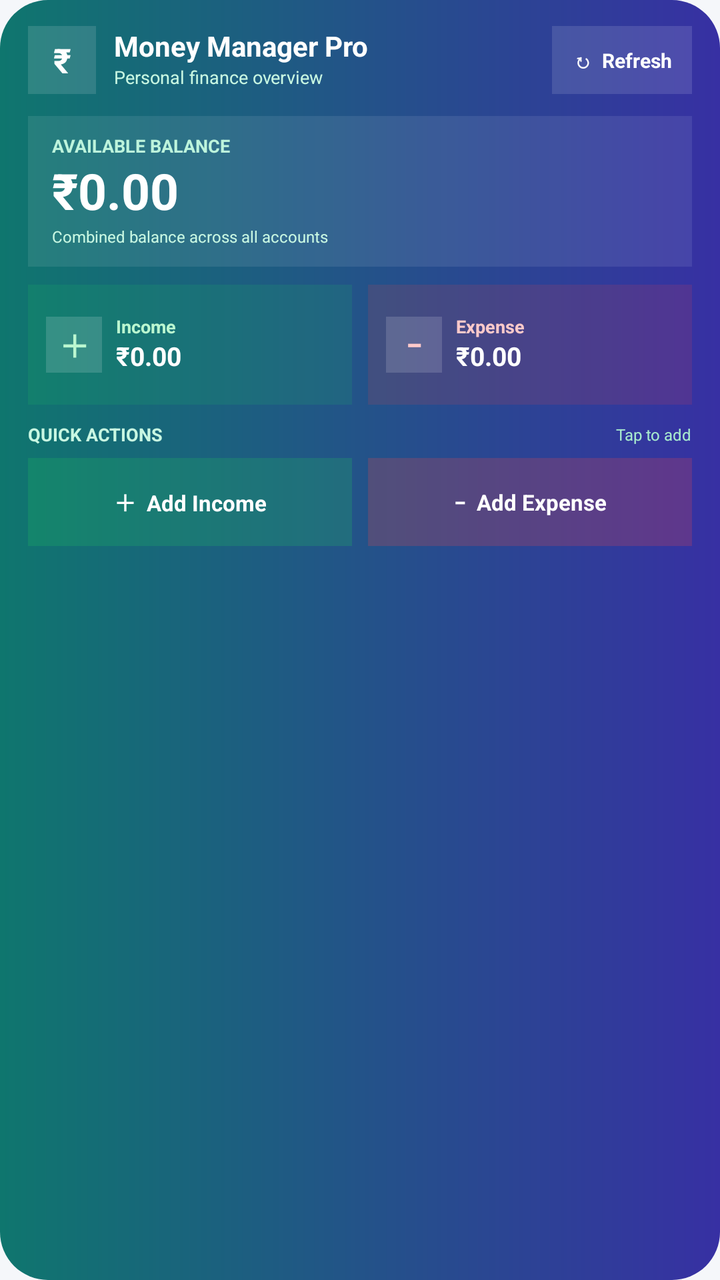
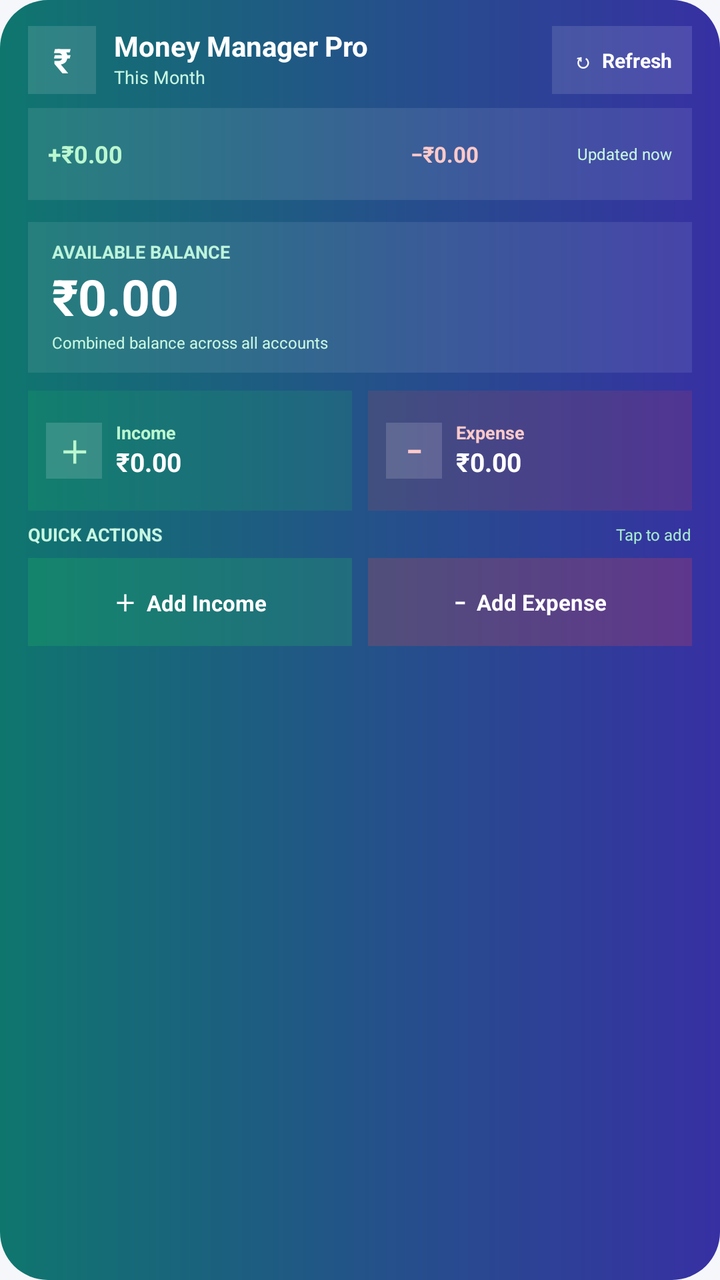

Screens rendered from an Android XML layout before and after an edit, with the pre-edit source and the edit as a unified diff.
<!-- AndroidManifest.xml: application theme Theme.MoneyManagerPro -->
<!-- res/layout/widget_finance.xml -->
<?xml version="1.0" encoding="utf-8"?>
<LinearLayout
    xmlns:android="http://schemas.android.com/apk/res/android"
    android:id="@+id/widgetRoot"
    android:layout_width="match_parent"
    android:layout_height="match_parent"
    android:background="@drawable/widget_background"
    android:orientation="vertical"
    android:paddingStart="14dp"
    android:paddingTop="13dp"
    android:paddingEnd="14dp"
    android:paddingBottom="13dp">

    

    <LinearLayout
        android:layout_width="match_parent"
        android:layout_height="wrap_content"
        android:gravity="center_vertical"
        android:orientation="horizontal">

        <TextView
            android:layout_width="34dp"
            android:layout_height="34dp"
            android:background="#20FFFFFF"
            android:gravity="center"
            android:text="₹"
            android:textColor="#FFFFFF"
            android:textSize="17sp"
            android:textStyle="bold" />

        <LinearLayout
            android:layout_width="0dp"
            android:layout_height="wrap_content"
            android:layout_marginStart="9dp"
            android:layout_weight="1"
            android:orientation="vertical">

            <TextView
                android:layout_width="match_parent"
                android:layout_height="wrap_content"
                android:includeFontPadding="false"
                android:text="Money Manager Pro"
                android:textColor="#FFFFFF"
                android:textSize="14sp"
                android:textStyle="bold" />

            <TextView
                android:layout_width="match_parent"
                android:layout_height="wrap_content"
                android:layout_marginTop="2dp"
                android:includeFontPadding="false"
                android:text="Personal finance overview"
                android:textColor="#C8F7E2"
                android:textSize="9sp" />

        </LinearLayout>

        <TextView
            android:id="@+id/widgetRefresh"
            android:layout_width="wrap_content"
            android:layout_height="34dp"
            android:background="#1FFFFFFF"
            android:gravity="center"
            android:minWidth="70dp"
            android:paddingStart="9dp"
            android:paddingEnd="9dp"
            android:text="↻  Refresh"
            android:textColor="#FFFFFF"
            android:textSize="10sp"
            android:textStyle="bold" />

    </LinearLayout>

    

    <LinearLayout
        android:layout_width="match_parent"
        android:layout_height="wrap_content"
        android:layout_marginTop="11dp"
        android:background="#16FFFFFF"
        android:orientation="vertical"
        android:paddingStart="12dp"
        android:paddingTop="10dp"
        android:paddingEnd="12dp"
        android:paddingBottom="10dp">

        <TextView
            android:layout_width="match_parent"
            android:layout_height="wrap_content"
            android:includeFontPadding="false"
            android:text="AVAILABLE BALANCE"
            android:textColor="#BDF4DC"
            android:textSize="9sp"
            android:textStyle="bold" />

        <TextView
            android:id="@+id/widgetBalance"
            android:layout_width="match_parent"
            android:layout_height="wrap_content"
            android:layout_marginTop="3dp"
            android:includeFontPadding="false"
            android:maxLines="1"
            android:text="₹0.00"
            android:textColor="#FFFFFF"
            android:textSize="25sp"
            android:textStyle="bold" />

        <TextView
            android:layout_width="match_parent"
            android:layout_height="wrap_content"
            android:layout_marginTop="3dp"
            android:includeFontPadding="false"
            android:text="Combined balance across all accounts"
            android:textColor="#C8F7E2"
            android:textSize="8sp" />

    </LinearLayout>

    

    <LinearLayout
        android:layout_width="match_parent"
        android:layout_height="wrap_content"
        android:layout_marginTop="9dp"
        android:baselineAligned="false"
        android:orientation="horizontal">

        

        <LinearLayout
            android:layout_width="0dp"
            android:layout_height="60dp"
            android:layout_marginEnd="4dp"
            android:layout_weight="1"
            android:background="#2422C55E"
            android:gravity="center_vertical"
            android:orientation="horizontal"
            android:paddingStart="9dp"
            android:paddingEnd="8dp">

            <TextView
                android:layout_width="28dp"
                android:layout_height="28dp"
                android:background="#26FFFFFF"
                android:gravity="center"
                android:text="＋"
                android:textColor="#BBF7D0"
                android:textSize="15sp"
                android:textStyle="bold" />

            <LinearLayout
                android:layout_width="0dp"
                android:layout_height="wrap_content"
                android:layout_marginStart="7dp"
                android:layout_weight="1"
                android:orientation="vertical">

                <TextView
                    android:layout_width="match_parent"
                    android:layout_height="wrap_content"
                    android:includeFontPadding="false"
                    android:text="Income"
                    android:textColor="#BBF7D0"
                    android:textSize="9sp"
                    android:textStyle="bold" />

                <TextView
                    android:id="@+id/widgetIncome"
                    android:layout_width="match_parent"
                    android:layout_height="wrap_content"
                    android:layout_marginTop="2dp"
                    android:includeFontPadding="false"
                    android:maxLines="1"
                    android:text="₹0.00"
                    android:textColor="#FFFFFF"
                    android:textSize="13sp"
                    android:textStyle="bold" />

            </LinearLayout>

        </LinearLayout>

        

        <LinearLayout
            android:layout_width="0dp"
            android:layout_height="60dp"
            android:layout_marginStart="4dp"
            android:layout_weight="1"
            android:background="#24EF4444"
            android:gravity="center_vertical"
            android:orientation="horizontal"
            android:paddingStart="9dp"
            android:paddingEnd="8dp">

            <TextView
                android:layout_width="28dp"
                android:layout_height="28dp"
                android:background="#26FFFFFF"
                android:gravity="center"
                android:text="−"
                android:textColor="#FECACA"
                android:textSize="15sp"
                android:textStyle="bold" />

            <LinearLayout
                android:layout_width="0dp"
                android:layout_height="wrap_content"
                android:layout_marginStart="7dp"
                android:layout_weight="1"
                android:orientation="vertical">

                <TextView
                    android:layout_width="match_parent"
                    android:layout_height="wrap_content"
                    android:includeFontPadding="false"
                    android:text="Expense"
                    android:textColor="#FECACA"
                    android:textSize="9sp"
                    android:textStyle="bold" />

                <TextView
                    android:id="@+id/widgetExpense"
                    android:layout_width="match_parent"
                    android:layout_height="wrap_content"
                    android:layout_marginTop="2dp"
                    android:includeFontPadding="false"
                    android:maxLines="1"
                    android:text="₹0.00"
                    android:textColor="#FFFFFF"
                    android:textSize="13sp"
                    android:textStyle="bold" />

            </LinearLayout>

        </LinearLayout>

    </LinearLayout>

    

    <LinearLayout
        android:layout_width="match_parent"
        android:layout_height="wrap_content"
        android:layout_marginTop="10dp"
        android:gravity="center_vertical"
        android:orientation="horizontal">

        <TextView
            android:layout_width="0dp"
            android:layout_height="wrap_content"
            android:layout_weight="1"
            android:includeFontPadding="false"
            android:text="QUICK ACTIONS"
            android:textColor="#C8F7E2"
            android:textSize="9sp"
            android:textStyle="bold" />

        <TextView
            android:layout_width="wrap_content"
            android:layout_height="wrap_content"
            android:includeFontPadding="false"
            android:text="Tap to add"
            android:textColor="#A7E9CE"
            android:textSize="8sp" />

    </LinearLayout>

    

    <LinearLayout
        android:layout_width="match_parent"
        android:layout_height="44dp"
        android:layout_marginTop="6dp"
        android:orientation="horizontal">

        <TextView
            android:id="@+id/widgetAddIncome"
            android:layout_width="0dp"
            android:layout_height="match_parent"
            android:layout_marginEnd="4dp"
            android:layout_weight="1"
            android:background="#3822C55E"
            android:gravity="center"
            android:paddingStart="6dp"
            android:paddingEnd="6dp"
            android:text="＋  Add Income"
            android:textColor="#FFFFFF"
            android:textSize="11sp"
            android:textStyle="bold" />

        <TextView
            android:id="@+id/widgetAddExpense"
            android:layout_width="0dp"
            android:layout_height="match_parent"
            android:layout_marginStart="4dp"
            android:layout_weight="1"
            android:background="#38EF4444"
            android:gravity="center"
            android:paddingStart="6dp"
            android:paddingEnd="6dp"
            android:text="−  Add Expense"
            android:textColor="#FFFFFF"
            android:textSize="11sp"
            android:textStyle="bold" />

    </LinearLayout>

</LinearLayout>
<!-- resources referenced by this layout -->
<resources>
  <!-- drawable widget_background (drawable) -->
  <?xml version="1.0" encoding="utf-8"?>
  <shape xmlns:android="http://schemas.android.com/apk/res/android"
      android:shape="rectangle">
  
      <gradient
          android:angle="0"
          android:endColor="#3730A3"
          android:startColor="#0F766E" />
  
      <corners android:radius="24dp" />
  
  </shape>
  <style name="Theme.MoneyManagerPro" parent="Base.Theme.MoneyManagerPro" />
  <color name="primary">#107C10</color>
  <color name="text_on_primary">#FFFFFF</color>
  <color name="income_light">#EAF7EE</color>
  <color name="primaryDark">#0B5A0B</color>
  <color name="secondary">#0F6CBD</color>
  <color name="text_on_secondary">#FFFFFF</color>
  <color name="info_surface">#EEF6FF</color>
  <color name="secondaryDark">#0B4F8A</color>
  <color name="purple">#6B4FA3</color>
  <color name="white">#FFFFFF</color>
  <color name="purple_surface">#FAF6FF</color>
  <color name="app_background">#F5F7FA</color>
  <color name="app_surface">#FFFFFF</color>
  <color name="app_text_primary">#202124</color>
  <color name="app_surface_soft">#F1F4F8</color>
  <color name="app_text_secondary">#667085</color>
  <color name="app_outline">#D0D7E2</color>
  <color name="app_outline_soft">#E2E7EE</color>
  <color name="error">#C42B1C</color>
  <color name="error_surface">#FFF4F2</color>
  <color name="expense_dark">#8F1D14</color>
  <color name="app_surface_muted">#E9EDF3</color>
  <color name="app_divider">#E5E9EF</color>
  <color name="status_bar_color">#F5F7FA</color>
  <color name="navigation_bar_color">#FFFFFF</color>
  <!-- unchanged entries left out for length: 1 -->
</resources>

<!-- the commit's change to res/layout/widget_finance.xml (unified diff, before → after) -->
@@ -46,11 +46,12 @@
                 android:textStyle="bold" />
 
             <TextView
+                android:id="@+id/widgetMonth"
                 android:layout_width="match_parent"
                 android:layout_height="wrap_content"
                 android:layout_marginTop="2dp"
                 android:includeFontPadding="false"
-                android:text="Personal finance overview"
+                android:text="This Month"
                 android:textColor="#C8F7E2"
                 android:textSize="9sp" />
 
@@ -70,6 +71,49 @@
             android:textSize="10sp"
             android:textStyle="bold" />
 
+    </LinearLayout>
+
+    <LinearLayout
+        android:layout_width="match_parent"
+        android:layout_height="46dp"
+        android:layout_marginTop="7dp"
+        android:background="#18FFFFFF"
+        android:orientation="horizontal"
+        android:paddingStart="10dp"
+        android:paddingEnd="10dp">
+
+        <TextView
+            android:id="@+id/widgetAvailableCash"
+            android:layout_width="0dp"
+            android:layout_height="match_parent"
+            android:layout_weight="1"
+            android:gravity="center_vertical"
+            android:maxLines="1"
+            android:text="+₹0.00"
+            android:textColor="#BBF7D0"
+            android:textSize="12sp"
+            android:textStyle="bold" />
+
+        <TextView
+            android:id="@+id/widgetCardPayments"
+            android:layout_width="0dp"
+            android:layout_height="match_parent"
+            android:layout_weight="1"
+            android:gravity="center"
+            android:maxLines="1"
+            android:text="−₹0.00"
+            android:textColor="#FECACA"
+            android:textSize="11sp"
+            android:textStyle="bold" />
+
+        <TextView
+            android:id="@+id/widgetUpdated"
+            android:layout_width="wrap_content"
+            android:layout_height="match_parent"
+            android:gravity="center_vertical"
+            android:text="Updated now"
+            android:textColor="#C8F7E2"
+            android:textSize="8sp" />
     </LinearLayout>
 
     
@@ -243,7 +287,7 @@
     <LinearLayout
         android:layout_width="match_parent"
         android:layout_height="wrap_content"
-        android:layout_marginTop="10dp"
+        android:layout_marginTop="7dp"
         android:gravity="center_vertical"
         android:orientation="horizontal">
 
